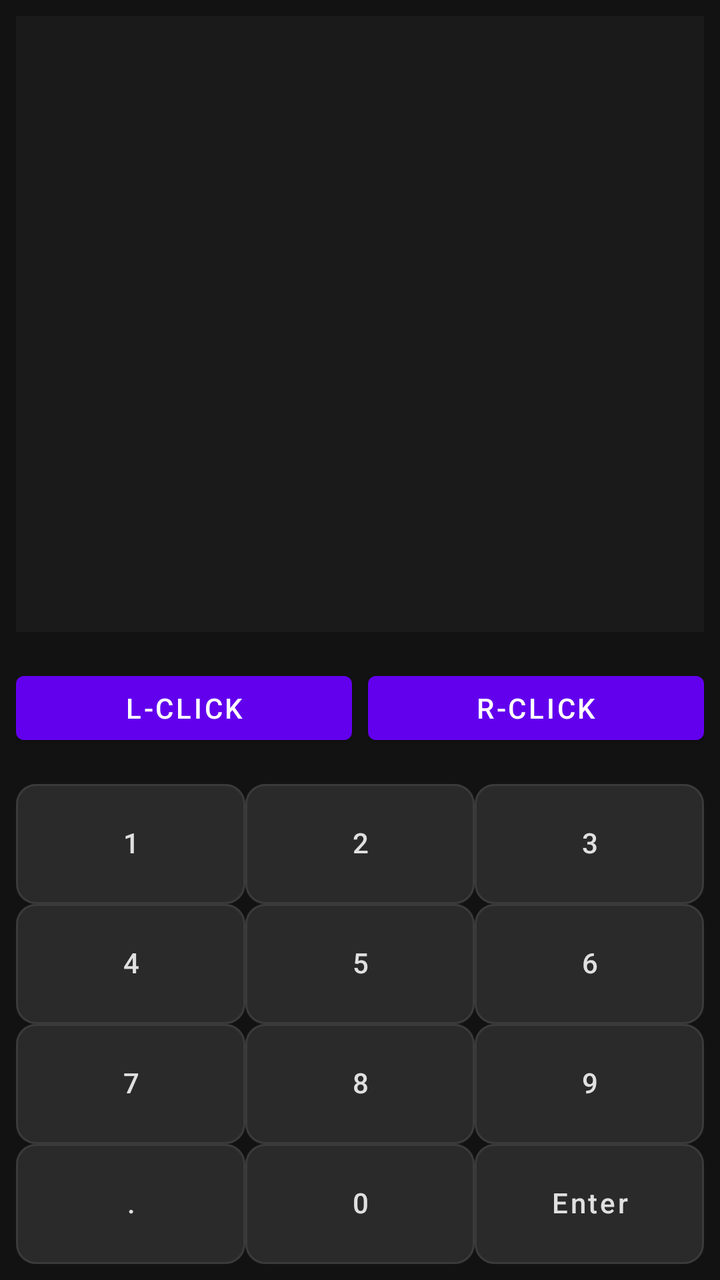
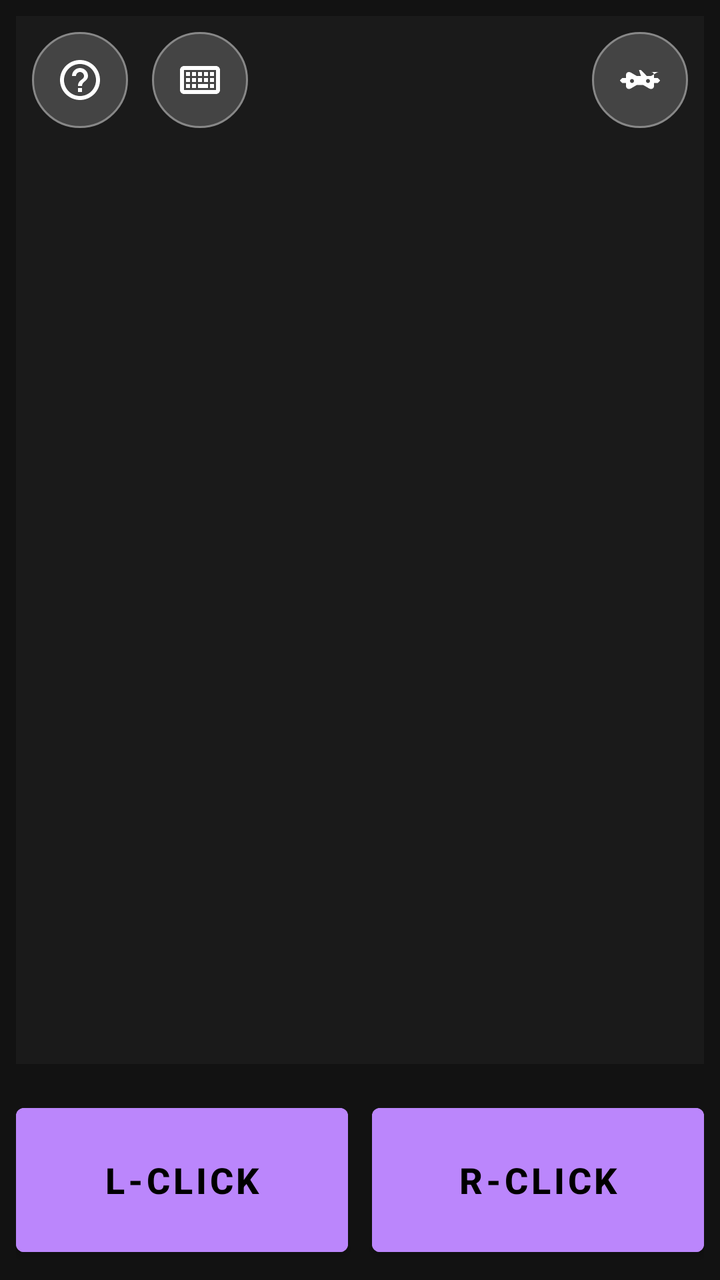

Two renders of the same Android screen: before a commit and after it. Below are the layout's source before the change and the commit's diff.
<!-- AndroidManifest.xml: application theme Theme.KeyLink -->
<!-- res/layout/activity_keypad.xml -->
<?xml version="1.0" encoding="utf-8"?>
<LinearLayout xmlns:android="http://schemas.android.com/apk/res/android"
    android:layout_width="match_parent"
    android:layout_height="match_parent"
    android:orientation="vertical"
    android:background="#121212">

    
    <View
        android:id="@+id/largeTrackpad"
        android:layout_width="match_parent"
        android:layout_height="0dp"
        android:layout_weight="1"
        android:background="#1A1A1A"
        android:layout_margin="8dp" />

    
    <LinearLayout
        android:layout_width="match_parent"
        android:layout_height="60dp"
        android:orientation="horizontal"
        android:padding="8dp">
        <Button
            android:id="@+id/btnLeftClick"
            android:layout_width="0dp"
            android:layout_height="match_parent"
            android:layout_weight="1"
            android:text="L-Click"
            android:layout_marginEnd="4dp"/>
        <Button
            android:id="@+id/btnRightClick"
            android:layout_width="0dp"
            android:layout_height="match_parent"
            android:layout_weight="1"
            android:text="R-Click"
            android:layout_marginStart="4dp"/>
    </LinearLayout>

    
    <GridLayout
        android:layout_width="match_parent"
        android:layout_height="wrap_content"
        android:columnCount="3"
        android:padding="8dp"
        android:layout_gravity="center"
        android:splitMotionEvents="true">

        <Button android:id="@+id/num_1" android:text="1" style="@style/KeyStyle" android:layout_width="0dp" android:layout_gravity="fill_horizontal" android:layout_columnWeight="1" android:layout_height="60dp"/>
        <Button android:id="@+id/num_2" android:text="2" style="@style/KeyStyle" android:layout_width="0dp" android:layout_gravity="fill_horizontal" android:layout_columnWeight="1" android:layout_height="60dp"/>
        <Button android:id="@+id/num_3" android:text="3" style="@style/KeyStyle" android:layout_width="0dp" android:layout_gravity="fill_horizontal" android:layout_columnWeight="1" android:layout_height="60dp"/>
        <Button android:id="@+id/num_4" android:text="4" style="@style/KeyStyle" android:layout_width="0dp" android:layout_gravity="fill_horizontal" android:layout_columnWeight="1" android:layout_height="60dp"/>
        <Button android:id="@+id/num_5" android:text="5" style="@style/KeyStyle" android:layout_width="0dp" android:layout_gravity="fill_horizontal" android:layout_columnWeight="1" android:layout_height="60dp"/>
        <Button android:id="@+id/num_6" android:text="6" style="@style/KeyStyle" android:layout_width="0dp" android:layout_gravity="fill_horizontal" android:layout_columnWeight="1" android:layout_height="60dp"/>
        <Button android:id="@+id/num_7" android:text="7" style="@style/KeyStyle" android:layout_width="0dp" android:layout_gravity="fill_horizontal" android:layout_columnWeight="1" android:layout_height="60dp"/>
        <Button android:id="@+id/num_8" android:text="8" style="@style/KeyStyle" android:layout_width="0dp" android:layout_gravity="fill_horizontal" android:layout_columnWeight="1" android:layout_height="60dp"/>
        <Button android:id="@+id/num_9" android:text="9" style="@style/KeyStyle" android:layout_width="0dp" android:layout_gravity="fill_horizontal" android:layout_columnWeight="1" android:layout_height="60dp"/>
        <Button android:id="@+id/num_dot" android:text="." style="@style/KeyStyle" android:layout_width="0dp" android:layout_gravity="fill_horizontal" android:layout_columnWeight="1" android:layout_height="60dp"/>
        <Button android:id="@+id/num_0" android:text="0" style="@style/KeyStyle" android:layout_width="0dp" android:layout_gravity="fill_horizontal" android:layout_columnWeight="1" android:layout_height="60dp"/>
        <Button android:id="@+id/num_enter" android:text="Enter" style="@style/KeyStyle" android:layout_width="0dp" android:layout_gravity="fill_horizontal" android:layout_columnWeight="1" android:layout_height="60dp"/>
    </GridLayout>

</LinearLayout>
<!-- resources referenced by this layout -->
<resources>
  <style name="KeyStyle" parent="Widget.MaterialComponents.Button">
          <item name="android:layout_width">0dp</item>
          <item name="android:layout_height">0dp</item>
          <item name="android:insetTop">0dp</item>
          <item name="android:insetBottom">0dp</item>
          <item name="android:insetLeft">0dp</item>
          <item name="android:insetRight">0dp</item>
          <item name="android:padding">0dp</item>
          <item name="android:gravity">center</item>
          <item name="android:textAlignment">center</item>
          <item name="android:includeFontPadding">false</item>
          <item name="android:textSize">14sp</item>
          <item name="android:textColor">#E0E0E0</item>
          <item name="backgroundTint">#2A2A2A</item>
          <item name="android:textAllCaps">false</item>
          <item name="android:minHeight">0dp</item>
          <item name="android:minWidth">0dp</item>
          <item name="cornerRadius">10dp</item>
          <item name="strokeColor">#3A3A3A</item>
          <item name="strokeWidth">1dp</item>
          <item name="rippleColor">@android:color/transparent</item>
          <item name="android:stateListAnimator">@null</item>
          <item name="android:soundEffectsEnabled">false</item>
      </style>
  <style name="Theme.KeyLink" parent="Theme.MaterialComponents.DayNight.NoActionBar">
          
          <item name="colorPrimary">@color/purple_500</item>
          <item name="colorPrimaryVariant">@color/purple_700</item>
          <item name="colorOnPrimary">@color/white</item>
          
          <item name="colorSecondary">@color/teal_200</item>
          <item name="colorSecondaryVariant">@color/teal_700</item>
          <item name="colorOnSecondary">@color/black</item>
          
          <item name="android:statusBarColor">#000000</item>
          
          <item name="android:windowFullscreen">true</item>
          <item name="android:windowContentOverlay">@null</item>
      </style>
  <color name="purple_500">#FF6200EE</color>
  <color name="purple_700">#FF3700B3</color>
  <color name="white">#FFFFFFFF</color>
  <color name="teal_200">#FF03DAC5</color>
  <color name="teal_700">#FF018786</color>
  <color name="black">#FF000000</color>
</resources>

<!-- the commit's change to res/layout/activity_keypad.xml (unified diff, before → after) -->
@@ -1,62 +1,107 @@
 <?xml version="1.0" encoding="utf-8"?>
-<LinearLayout xmlns:android="http://schemas.android.com/apk/res/android"
+<FrameLayout xmlns:android="http://schemas.android.com/apk/res/android"
+    xmlns:app="http://schemas.android.com/apk/res-auto"
     android:layout_width="match_parent"
     android:layout_height="match_parent"
-    android:orientation="vertical"
     android:background="#121212">
 
-    
-    <View
-        android:id="@+id/largeTrackpad"
+    <LinearLayout
         android:layout_width="match_parent"
-        android:layout_height="0dp"
-        android:layout_weight="1"
-        android:background="#1A1A1A"
-        android:layout_margin="8dp" />
+        android:layout_height="match_parent"
+        android:orientation="vertical">
+
+        
+        <FrameLayout
+            android:layout_width="match_parent"
+            android:layout_height="0dp"
+            android:layout_weight="1"
+            android:layout_margin="8dp">
+
+            <ImageView
+                android:id="@+id/ivTrackpadBg"
+                android:layout_width="match_parent"
+                android:layout_height="match_parent"
+                android:scaleType="centerCrop"
+                android:background="#1A1A1A"/>
+
+            <View
+                android:id="@+id/largeTrackpad"
+                android:layout_width="match_parent"
+                android:layout_height="match_parent"
+                android:background="@android:color/transparent" />
+        </FrameLayout>
+
+        
+        <LinearLayout
+            android:layout_width="match_parent"
+            android:layout_height="100dp"
+            android:orientation="horizontal"
+            android:padding="8dp">
+            <Button
+                android:id="@+id/btnLeftClick"
+                android:layout_width="0dp"
+                android:layout_height="match_parent"
+                android:layout_weight="1"
+                android:text="L-CLICK"
+                android:textSize="18sp"
+                android:textStyle="bold"
+                android:backgroundTint="#BB86FC"
+                android:textColor="#000000"
+                android:layout_marginEnd="6dp"/>
+            <Button
+                android:id="@+id/btnRightClick"
+                android:layout_width="0dp"
+                android:layout_height="match_parent"
+                android:layout_weight="1"
+                android:text="R-CLICK"
+                android:textSize="18sp"
+                android:textStyle="bold"
+                android:backgroundTint="#BB86FC"
+                android:textColor="#000000"
+                android:layout_marginStart="6dp"/>
+        </LinearLayout>
+    </LinearLayout>
 
     
     <LinearLayout
-        android:layout_width="match_parent"
-        android:layout_height="60dp"
-        android:orientation="horizontal"
-        android:padding="8dp">
-        <Button
-            android:id="@+id/btnLeftClick"
-            android:layout_width="0dp"
-            android:layout_height="match_parent"
-            android:layout_weight="1"
-            android:text="L-Click"
-            android:layout_marginEnd="4dp"/>
-        <Button
-            android:id="@+id/btnRightClick"
-            android:layout_width="0dp"
-            android:layout_height="match_parent"
-            android:layout_weight="1"
-            android:text="R-Click"
-            android:layout_marginStart="4dp"/>
+        android:layout_width="wrap_content"
+        android:layout_height="wrap_content"
+        android:layout_gravity="top|start"
+        android:layout_margin="16dp"
+        android:orientation="horizontal">
+
+        <ImageButton
+            android:id="@+id/btnFlipOrientation"
+            android:layout_width="48dp"
+            android:layout_height="48dp"
+            android:background="@drawable/circle_button_bg"
+            app:srcCompat="@drawable/ic_help"
+            android:padding="10dp"
+            android:scaleType="centerInside"
+            android:contentDescription="Flip Orientation"/>
+
+        <ImageButton
+            android:id="@+id/btnSwitchKeyboard"
+            android:layout_width="48dp"
+            android:layout_height="48dp"
+            android:layout_marginStart="12dp"
+            android:background="@drawable/circle_button_bg"
+            app:srcCompat="@drawable/ic_keyboard_profile"
+            android:padding="10dp"
+            android:scaleType="centerInside"
+            android:contentDescription="Switch to Keyboard"/>
     </LinearLayout>
 
-    
-    <GridLayout
-        android:layout_width="match_parent"
-        android:layout_height="wrap_content"
-        android:columnCount="3"
-        android:padding="8dp"
-        android:layout_gravity="center"
-        android:splitMotionEvents="true">
+    <ImageButton
+        android:id="@+id/btnSwitchGamepad"
+        android:layout_width="48dp"
+        android:layout_height="48dp"
+        android:layout_gravity="top|end"
+        android:layout_margin="16dp"
+        android:background="@drawable/circle_button_bg"
+        app:srcCompat="@drawable/ic_gamepad_profile"
+        android:padding="10dp"
+        android:scaleType="centerInside"
+        android:contentDescription="Switch to Gamepad"/>
 
-        <Button android:id="@+id/num_1" android:text="1" style="@style/KeyStyle" android:layout_width="0dp" android:layout_gravity="fill_horizontal" android:layout_columnWeight="1" android:layout_height="60dp"/>
-        <Button android:id="@+id/num_2" android:text="2" style="@style/KeyStyle" android:layout_width="0dp" android:layout_gravity="fill_horizontal" android:layout_columnWeight="1" android:layout_height="60dp"/>
-        <Button android:id="@+id/num_3" android:text="3" style="@style/KeyStyle" android:layout_width="0dp" android:layout_gravity="fill_horizontal" android:layout_columnWeight="1" android:layout_height="60dp"/>
-        <Button android:id="@+id/num_4" android:text="4" style="@style/KeyStyle" android:layout_width="0dp" android:layout_gravity="fill_horizontal" android:layout_columnWeight="1" android:layout_height="60dp"/>
-        <Button android:id="@+id/num_5" android:text="5" style="@style/KeyStyle" android:layout_width="0dp" android:layout_gravity="fill_horizontal" android:layout_columnWeight="1" android:layout_height="60dp"/>
-        <Button android:id="@+id/num_6" android:text="6" style="@style/KeyStyle" android:layout_width="0dp" android:layout_gravity="fill_horizontal" android:layout_columnWeight="1" android:layout_height="60dp"/>
-        <Button android:id="@+id/num_7" android:text="7" style="@style/KeyStyle" android:layout_width="0dp" android:layout_gravity="fill_horizontal" android:layout_columnWeight="1" android:layout_height="60dp"/>
-        <Button android:id="@+id/num_8" android:text="8" style="@style/KeyStyle" android:layout_width="0dp" android:layout_gravity="fill_horizontal" android:layout_columnWeight="1" android:layout_height="60dp"/>
-        <Button android:id="@+id/num_9" android:text="9" style="@style/KeyStyle" android:layout_width="0dp" android:layout_gravity="fill_horizontal" android:layout_columnWeight="1" android:layout_height="60dp"/>
-        <Button android:id="@+id/num_dot" android:text="." style="@style/KeyStyle" android:layout_width="0dp" android:layout_gravity="fill_horizontal" android:layout_columnWeight="1" android:layout_height="60dp"/>
-        <Button android:id="@+id/num_0" android:text="0" style="@style/KeyStyle" android:layout_width="0dp" android:layout_gravity="fill_horizontal" android:layout_columnWeight="1" android:layout_height="60dp"/>
-        <Button android:id="@+id/num_enter" android:text="Enter" style="@style/KeyStyle" android:layout_width="0dp" android:layout_gravity="fill_horizontal" android:layout_columnWeight="1" android:layout_height="60dp"/>
-    </GridLayout>
-
-</LinearLayout>
+</FrameLayout>
<!-- resource entries referenced after the edit -->
@@ -1,29 +1,42 @@
 <!-- resources referenced by this layout -->
 <resources>
-  <style name="KeyStyle" parent="Widget.MaterialComponents.Button">
-          <item name="android:layout_width">0dp</item>
-          <item name="android:layout_height">0dp</item>
-          <item name="android:insetTop">0dp</item>
-          <item name="android:insetBottom">0dp</item>
-          <item name="android:insetLeft">0dp</item>
-          <item name="android:insetRight">0dp</item>
-          <item name="android:padding">0dp</item>
-          <item name="android:gravity">center</item>
-          <item name="android:textAlignment">center</item>
-          <item name="android:includeFontPadding">false</item>
-          <item name="android:textSize">14sp</item>
-          <item name="android:textColor">#E0E0E0</item>
-          <item name="backgroundTint">#2A2A2A</item>
-          <item name="android:textAllCaps">false</item>
-          <item name="android:minHeight">0dp</item>
-          <item name="android:minWidth">0dp</item>
-          <item name="cornerRadius">10dp</item>
-          <item name="strokeColor">#3A3A3A</item>
-          <item name="strokeWidth">1dp</item>
-          <item name="rippleColor">@android:color/transparent</item>
-          <item name="android:stateListAnimator">@null</item>
-          <item name="android:soundEffectsEnabled">false</item>
-      </style>
+  <!-- drawable circle_button_bg (drawable) -->
+  <shape xmlns:android="http://schemas.android.com/apk/res/android" android:shape="oval">
+      <solid android:color="#444444"/>
+      <stroke android:width="1dp" android:color="#888888"/>
+  </shape>
+  <!-- drawable ic_gamepad_profile (drawable) -->
+  <?xml version="1.0" encoding="utf-8"?>
+  <vector xmlns:android="http://schemas.android.com/apk/res/android"
+      android:width="24dp"
+      android:height="24dp"
+      android:viewportWidth="24"
+      android:viewportHeight="24">
+      <path
+          android:fillColor="#FFFFFF"
+          android:pathData="M21.5,8c-0.34,-0.01 -0.68,0.08 -0.99,0.25L17.5,10h-2.1L12.5,7h-1L12.5,10h-2.1L7.39,8.25C7.08,8.08,6.74,7.99,6.4,8C5.63,8.02,5,8.65,5,9.42V11H3.14l-1.07,1.07c-0.1,0.1 -0.1,0.26,0,0.36L3.14,13.5H5v1.58c0,0.77,0.63,1.4,1.4,1.42c0.34,0.01,0.68,-0.08,0.99,-0.25L10.4,14.5h3.2l3.01,1.75c0.31,0.17,0.65,0.26,0.99,0.25c0.77,-0.02,1.4,-0.65,1.4,-1.42V13.5h1.86l1.07,-1.07c0.1,-0.1,0.1,-0.26,0,-0.36l-1.07,-1.07H19V9.42C19,8.65,18.37,8.02,17.6,8H21.5zM8,13.5c-0.55,0,-1,-0.45,-1,-1s0.45,-1,1,-1s1,0.45,1,1S8.55,13.5,8,13.5zM16,13.5c-0.55,0,-1,-0.45,-1,-1s0.45,-1,1,-1s1,0.45,1,1S16.55,13.5,16,13.5z" />
+  </vector>
+  <!-- drawable ic_help (drawable) -->
+  <vector xmlns:android="http://schemas.android.com/apk/res/android"
+      android:width="24dp"
+      android:height="24dp"
+      android:viewportWidth="24"
+      android:viewportHeight="24">
+      <path
+          android:fillColor="#FFFFFF"
+          android:pathData="M11,18h2v-2h-2v2zm1,-16C6.48,2 2,6.48 2,12s4.48,10 10,10s10,-4.48 10,-10S17.52,2 12,2zm0,18c-4.41,0 -8,-3.59 -8,-8s3.59,-8 8,-8s8,3.59 8,8s-3.59,8 -8,8zm0,-14c-2.21,0 -4,1.79 -4,4h2c0,-1.1 0.9,-2 2,-2s2,0.9 2,2c0,2 -3,1.75 -3,5h2c0,-2.25 3,-2.5 3,-5c0,-2.21 -1.79,-4 -4,-4z"/>
+  </vector>
+  <!-- drawable ic_keyboard_profile (drawable) -->
+  <?xml version="1.0" encoding="utf-8"?>
+  <vector xmlns:android="http://schemas.android.com/apk/res/android"
+      android:width="24dp"
+      android:height="24dp"
+      android:viewportWidth="24"
+      android:viewportHeight="24">
+      <path
+          android:fillColor="#FFFFFF"
+          android:pathData="M20,5H4C2.9,5,2,5.9,2,7v10c0,1.1,0.9,2,2,2h16c1.1,0,2,-0.9,2,-2V7C22,5.9,21.1,5,20,5zM20,17H4V7h16V17zM5,8h2v2H5V8zM5,11h2v2H5V11zM5,14h2v2H5V14zM8,8h2v2H8V8zM8,11h2v2H8V11zM8,14h2v2H8V14zM11,8h2v2h-2V8zM11,11h2v2h-2V11zM11,14h5v2h-5V14zM14,8h2v2h-2V8zM14,11h2v2h-2V11zM17,8h2v2h-2V8zM17,11h2v2h-2V11zM17,14h2v2h-2V14z" />
+  </vector>
   <style name="Theme.KeyLink" parent="Theme.MaterialComponents.DayNight.NoActionBar">
           
           <item name="colorPrimary">@color/purple_500</item>
